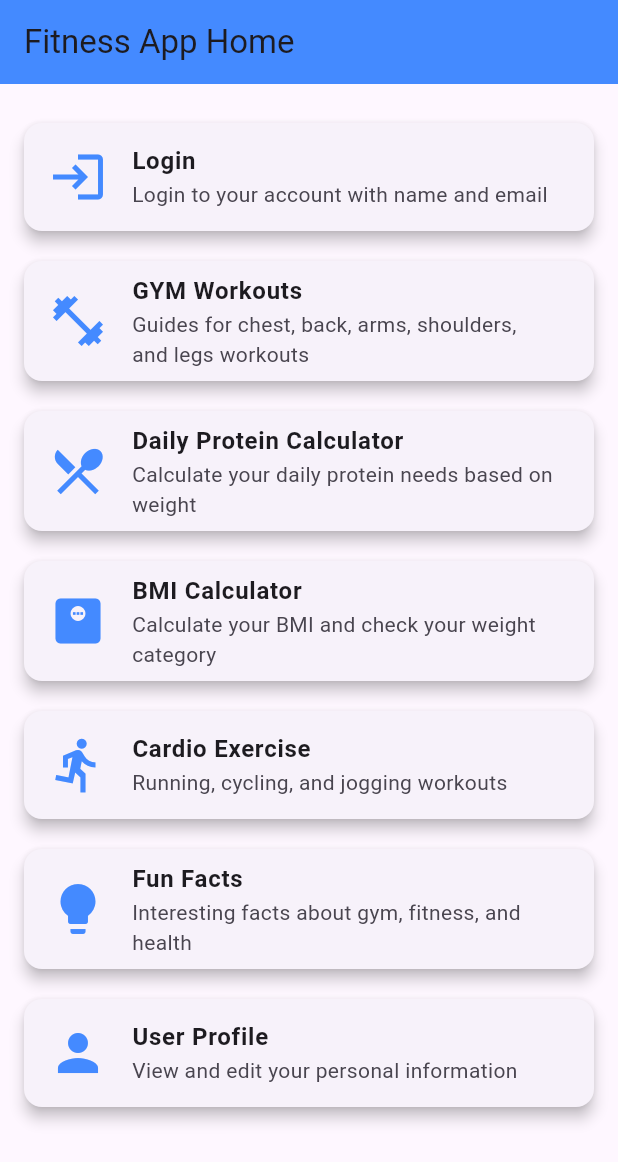
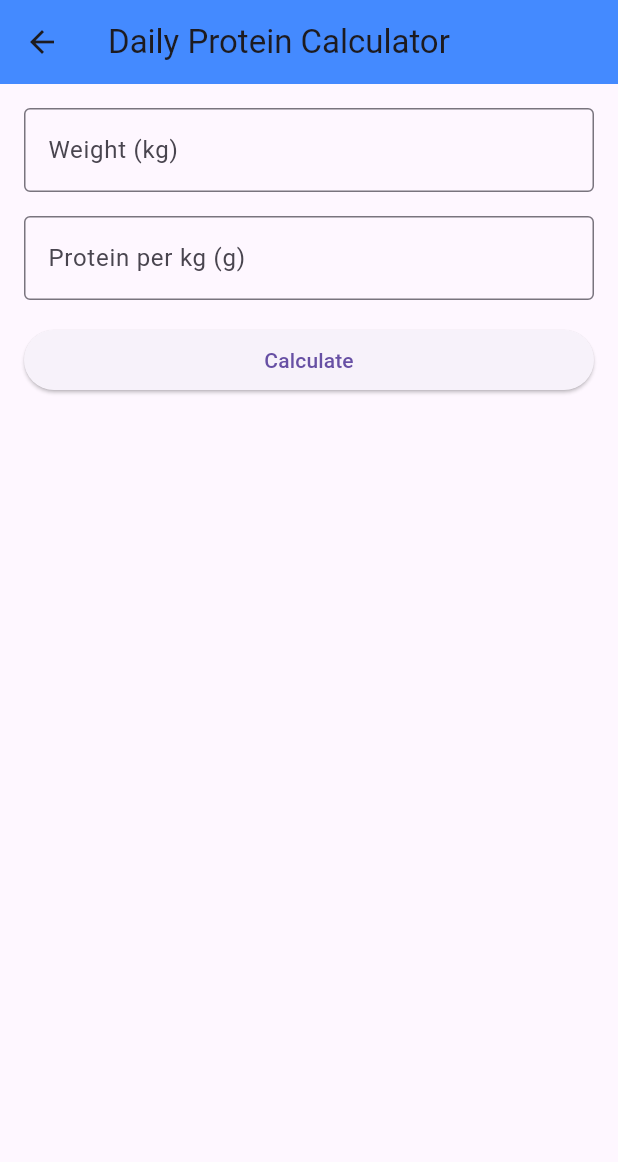
Before and after one commit to FelixJon17/UTS_MOBILEPROGRAMMING_KELOMPOK8, a Flutter app: the screen it shows after launch, after a tap on "Daily Protein Calculator", on a phone screen of 412 x 824 dp. Shown: the top 1162 px of the screen. Run offline on Flutter 3.47's test engine with Material 3 defaults, Android fonts, the phone set to English and light mode, and no system bars.

Commit message:
nambahin daily protein calculator

```diff
--- a/lib/main.dart
+++ b/lib/main.dart
@@ -1,4 +1,5 @@
 import 'package:flutter/material.dart';
+import 'protein_calculator_screen.dart';
 
 class HomeScreen extends StatelessWidget {
   const HomeScreen({super.key});
@@ -40,7 +41,12 @@ class HomeScreen extends StatelessWidget {
               icon: Icons.local_dining,
               title: 'Daily Protein Calculator',
               description: 'Calculate your daily protein needs based on weight',
-              onTap: () {
+              onTap: () { Navigator.push(
+                  context,
+                  MaterialPageRoute(
+                    builder: (context) => const ProteinCalculatorScreen(),
+                  ),
+                  );
                 // Navigate to Daily Protein Calculator screen
               },
             ),
--- /dev/null
+++ b/lib/protein_calculator_screen.dart
@@ -0,0 +1,78 @@
+import 'package:flutter/material.dart';
+
+class ProteinCalculatorScreen extends StatefulWidget {
+  const ProteinCalculatorScreen({super.key});
+
+  @override
+  _ProteinCalculatorScreenState createState() => _ProteinCalculatorScreenState();
+}
+
+class _ProteinCalculatorScreenState extends State<ProteinCalculatorScreen> {
+  final _weightController = TextEditingController();
+  final _proteinPerKgController = TextEditingController();
+  String _result = '';
+
+  void _calculateProtein() {
+    final double weight = double.tryParse(_weightController.text) ?? 0;
+    final double proteinPerKg = double.tryParse(_proteinPerKgController.text) ?? 0;
+
+    if (weight <= 0 || proteinPerKg <= 0) {
+      setState(() {
+        _result = 'Please enter valid numbers';
+      });
+      return;
+    }
+
+    final double totalProtein = weight * proteinPerKg;
+
+    setState(() {
+      _result = 'Total Daily Protein Requirement: ${totalProtein.toStringAsFixed(2)} grams';
+    });
+  }
+
+  @override
+  Widget build(BuildContext context) {
+    return Scaffold(
+      appBar: AppBar(
+        title: const Text('Daily Protein Calculator'),
+        backgroundColor: Colors.blueAccent,
+      ),
+      body: Padding(
+        padding: const EdgeInsets.all(16.0),
+        child: Column(
+          crossAxisAlignment: CrossAxisAlignment.stretch,
+          children: [
+            TextField(
+              controller: _weightController,
+              keyboardType: TextInputType.number,
+              decoration: InputDecoration(
+                labelText: 'Weight (kg)',
+                border: OutlineInputBorder(),
+              ),
+            ),
+            const SizedBox(height: 16.0),
+            TextField(
+              controller: _proteinPerKgController,
+              keyboardType: TextInputType.number,
+              decoration: InputDecoration(
+                labelText: 'Protein per kg (g)',
+                border: OutlineInputBorder(),
+              ),
+            ),
+            const SizedBox(height: 16.0),
+            ElevatedButton(
+              onPressed: _calculateProtein,
+              child: const Text('Calculate'),
+            ),
+            const SizedBox(height: 16.0),
+            Text(
+              _result,
+              style: const TextStyle(fontSize: 18),
+              textAlign: TextAlign.center,
+            ),
+          ],
+        ),
+      ),
+    );
+  }
+}
```
